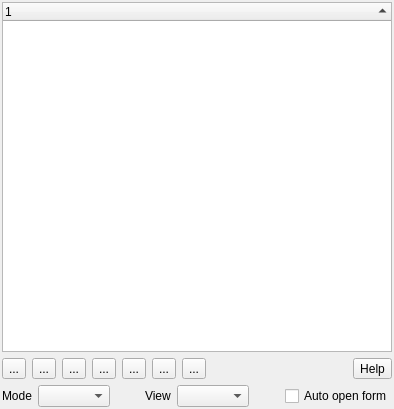
The window that src/ui/qgsidentifyresultsbase.ui (qgis/QGIS) describes before a commit, drawn with Qt 5.
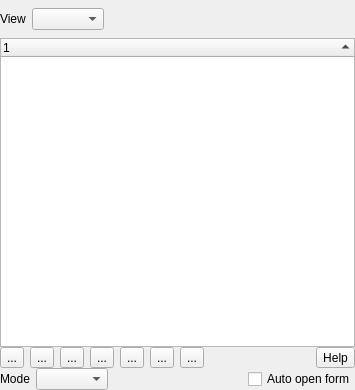
The same window after the commit. Icons and pictures are not drawn. Custom widgets are drawn as their Qt base class.

Commit message: Identify results: move the view mode to the top as the dock was too wide

```diff
--- a/src/ui/qgsidentifyresultsbase.ui
+++ b/src/ui/qgsidentifyresultsbase.ui
@@ -6,17 +6,50 @@
    <rect>
     <x>0</x>
     <y>0</y>
-    <width>394</width>
-    <height>409</height>
+    <width>355</width>
+    <height>390</height>
    </rect>
   </property>
   <property name="windowTitle">
    <string>Identify Results</string>
   </property>
-  <layout class="QVBoxLayout">
+  <layout class="QVBoxLayout" name="verticalLayout_4">
+   <property name="spacing">
+    <number>0</number>
+   </property>
    <property name="margin">
-    <number>2</number>
+    <number>0</number>
    </property>
+   <item>
+    <layout class="QHBoxLayout" name="horizontalLayout_3">
+     <item>
+      <widget class="QLabel" name="lblViewMode">
+       <property name="toolTip">
+        <string>Select view mode for raster layers</string>
+       </property>
+       <property name="text">
+        <string>View</string>
+       </property>
+      </widget>
+     </item>
+     <item>
+      <widget class="QComboBox" name="cmbViewMode"/>
+     </item>
+     <item>
+      <spacer name="horizontalSpacer_2">
+       <property name="orientation">
+        <enum>Qt::Horizontal</enum>
+       </property>
+       <property name="sizeHint" stdset="0">
+        <size>
+         <width>58</width>
+         <height>38</height>
+        </size>
+       </property>
+      </spacer>
+     </item>
+    </layout>
+   </item>
    <item>
     <widget class="QStackedWidget" name="stackedWidget">
      <widget class="QWidget" name="stackedWidgetPage1" native="true">
@@ -237,7 +270,7 @@
     </layout>
    </item>
    <item>
-    <layout class="QHBoxLayout" name="mIdentifyModeHorizontalLayout">
+    <layout class="QHBoxLayout" name="horizontalLayout_2">
      <item>
       <widget class="QLabel" name="lblIdentifyMode">
        <property name="toolTip">
@@ -249,7 +282,14 @@
       </widget>
      </item>
      <item>
-      <widget class="QComboBox" name="cmbIdentifyMode"/>
+      <widget class="QComboBox" name="cmbIdentifyMode">
+       <property name="sizePolicy">
+        <sizepolicy hsizetype="Preferred" vsizetype="Fixed">
+         <horstretch>0</horstretch>
+         <verstretch>0</verstretch>
+        </sizepolicy>
+       </property>
+      </widget>
      </item>
      <item>
       <spacer name="horizontalSpacer_43">
@@ -264,32 +304,6 @@
        </property>
       </spacer>
      </item>
-     <item>
-      <widget class="QLabel" name="lblViewMode">
-       <property name="toolTip">
-        <string>Select view mode for raster layers</string>
-       </property>
-       <property name="text">
-        <string>View</string>
-       </property>
-      </widget>
-     </item>
-     <item>
-      <widget class="QComboBox" name="cmbViewMode"/>
-     </item>
-     <item>
-      <spacer name="horizontalSpacer_2">
-       <property name="orientation">
-        <enum>Qt::Horizontal</enum>
-       </property>
-       <property name="sizeHint" stdset="0">
-        <size>
-         <width>40</width>
-         <height>20</height>
-        </size>
-       </property>
-      </spacer>
-     </item>
      <item>
       <widget class="QCheckBox" name="cbxAutoFeatureForm">
        <property name="text">
```
Left out of the diff: 6 changed lines with no effect on the pictures.
